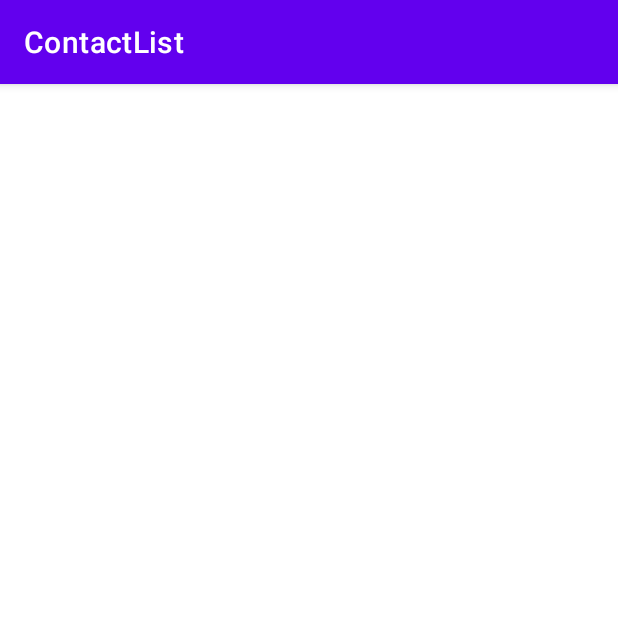
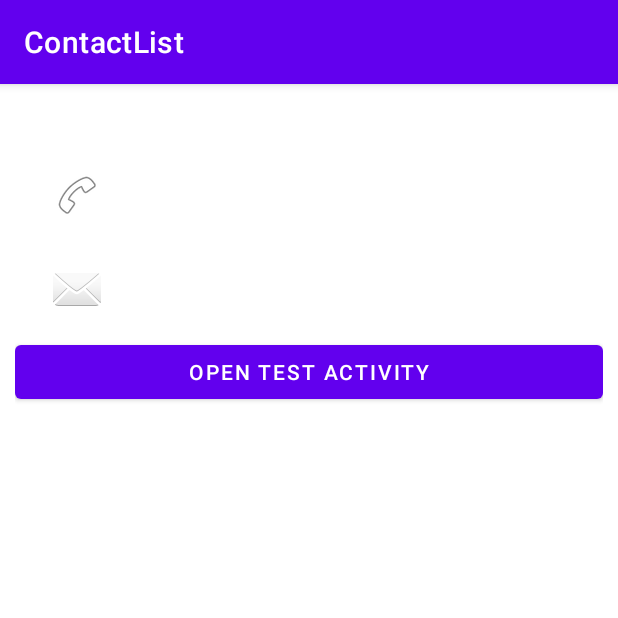
Before and after one commit to rmelchorv/ContactLists, an Android app: the fragment ContactDetailFragment shown on its own in the app's theme, on a phone screen of 412 x 824 dp, the top half of it. Run offline under Robolectric (Android 15) with nearby library versions, the phone set to English and light mode, and no system bars.

```diff
--- a/app/src/main/res/layout/fragment_contact_detail.xml
+++ b/app/src/main/res/layout/fragment_contact_detail.xml
@@ -1,6 +1,70 @@
 <?xml version="1.0" encoding="utf-8"?>
-<androidx.constraintlayout.widget.ConstraintLayout xmlns:android="http://schemas.android.com/apk/res/android"
+<LinearLayout xmlns:android="http://schemas.android.com/apk/res/android"
+    xmlns:app="http://schemas.android.com/apk/res-auto"
+    xmlns:tools="http://schemas.android.com/tools"
+    android:layout_height="match_parent"
     android:layout_width="match_parent"
-    android:layout_height="match_parent">
+    android:layout_margin="10dp"
+    android:orientation="vertical">
 
-</androidx.constraintlayout.widget.ConstraintLayout>
+    <TextView
+        android:id="@+id/tvName"
+        android:layout_width="match_parent"
+        android:layout_height="wrap_content"
+        android:textSize="24sp"
+        android:textStyle="bold"
+        android:gravity="center" />
+
+    <LinearLayout
+        android:id="@+id/llTelephone"
+        android:layout_width="match_parent"
+        android:layout_height="wrap_content"
+        android:layout_margin="15dp"
+        android:orientation="horizontal"
+        tools:ignore="UseCompoundDrawables">
+
+        <ImageView
+            android:layout_width="wrap_content"
+            android:layout_height="wrap_content"
+            android:layout_marginHorizontal="10dp"
+            android:contentDescription="@string/fake_telephone"
+            app:srcCompat="@android:drawable/ic_menu_call"
+            tools:ignore="ImageContrastCheck" />
+        <TextView
+            android:id="@+id/tvTelephone"
+            android:layout_width="wrap_content"
+            android:layout_height="match_parent"
+            android:gravity="center_vertical" />
+
+    </LinearLayout>
+
+    <LinearLayout
+        android:id="@+id/llEmail"
+        android:layout_width="match_parent"
+        android:layout_height="wrap_content"
+        android:layout_margin="15dp"
+        android:orientation="horizontal"
+        tools:ignore="UseCompoundDrawables">
+
+        <ImageView
+            android:layout_width="wrap_content"
+            android:layout_height="wrap_content"
+            android:layout_marginHorizontal="10dp"
+            android:contentDescription="@string/fake_email"
+            app:srcCompat="@android:drawable/ic_dialog_email"
+            tools:ignore="ImageContrastCheck" />
+        <TextView
+            android:id="@+id/tvEmail"
+            android:layout_width="wrap_content"
+            android:layout_height="match_parent"
+            android:gravity="center_vertical" />
+
+    </LinearLayout>
+
+    <Button
+        android:id="@+id/btnOpenTestActivity"
+        android:layout_width="match_parent"
+        android:layout_height="wrap_content"
+        android:text="OPEN TEST ACTIVITY" />
+
+</LinearLayout>
```
